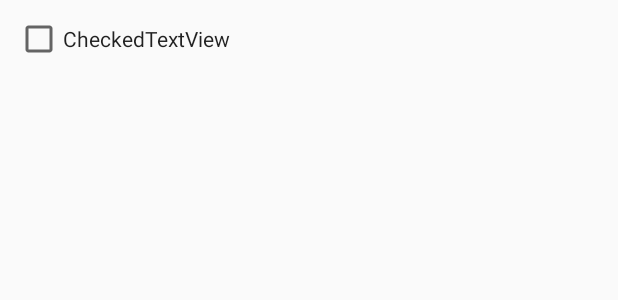
After one commit to rrgodhorus/ReminderApp, an Android app: the layout item_format.xml on its own in the app's theme, with its tools: preview values and no code run, on a phone screen of 412 x 824 dp. The commit adds this screen. Shown: the top 300 px of the screen. Run offline under Robolectric (Android 15) with nearby library versions, the phone set to English and light mode, and no system bars.

Commit message:
Layouts almost fixed.Recycler View to be implemented.

```diff
--- a/app/build.gradle
+++ b/app/build.gradle
@@ -26,5 +26,6 @@ dependencies {
     testImplementation 'junit:junit:4.12'
     androidTestImplementation 'com.android.support.test:runner:1.0.1'
     androidTestImplementation 'com.android.support.test.espresso:espresso-core:3.0.1'
-    implementation 'com.android.support:recyclerview-v7:26.0.0-alpha1'
+    implementation 'com.android.support:recyclerview-v7:26.1.0'
+    implementation 'com.android.support:design:26.1.0'
 }
--- /dev/null
+++ b/app/src/main/res/layout/item_format.xml
@@ -0,0 +1,31 @@
+<?xml version="1.0" encoding="utf-8"?>
+<LinearLayout
+    xmlns:android="http://schemas.android.com/apk/res/android"
+    android:layout_width="match_parent"
+    android:layout_height="wrap_content"
+    android:orientation="horizontal"
+    android:padding="10dp">
+
+
+    <!--CheckBox
+        android:id="@+id/chk1"
+        android:layout_width="wrap_content"
+        android:layout_height="wrap_content"
+        android:shadowColor="@color/colorPrimary"
+
+        /-->
+
+    <CheckedTextView
+        android:id="@+id/chkdtxt"
+        android:layout_width="0dp"
+        android:layout_height="wrap_content"
+        android:layout_weight="1"
+        android:text="CheckedTextView"
+        android:layout_gravity="center"
+        android:gravity="center"
+        android:checkMark="@null"
+        android:drawableStart="?android:attr/listChoiceIndicatorMultiple"
+        android:checked="false"/>
+
+
+</LinearLayout>
```
Also changed, not shown: app/src/main/java/com/rajath/reminderapp/Adapter.java (+32 -4 lines), app/src/main/java/com/rajath/reminderapp/MainActivity.java (+13 -0 lines), app/src/main/java/com/rajath/reminderapp/Tasks.java (added, +17 -0 lines), app/src/main/java/com/rajath/reminderapp/ViewHolder.java (added, +15 -0 lines), app/src/main/res/layout/activity_main.xml (+36 -3 lines).
